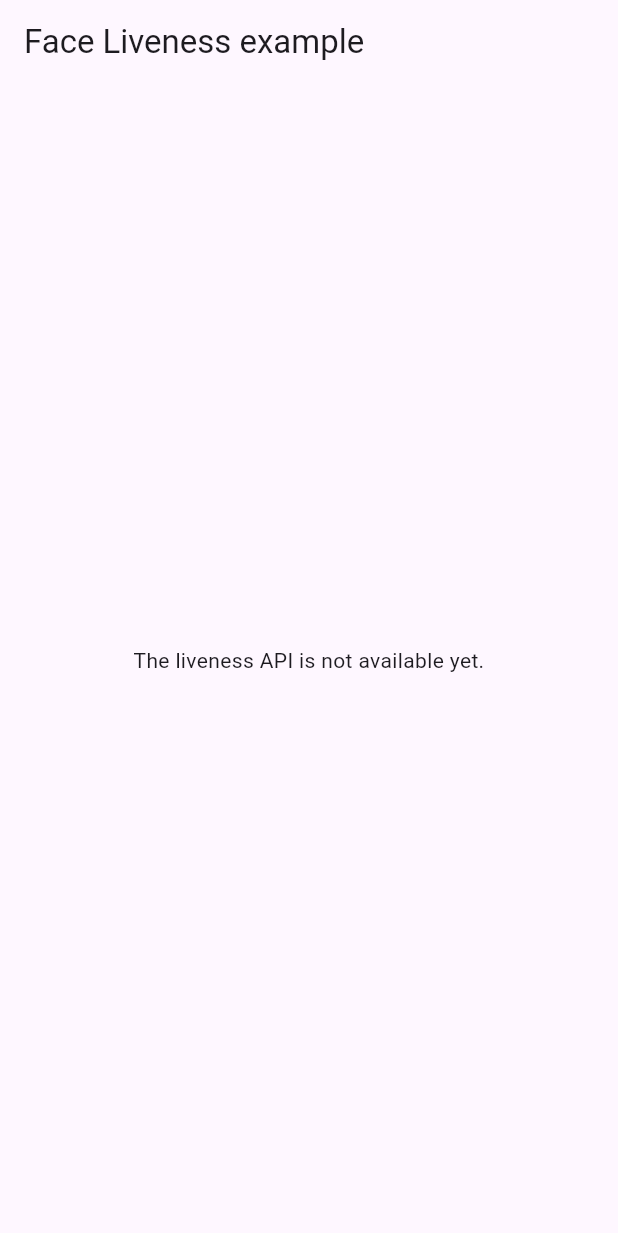
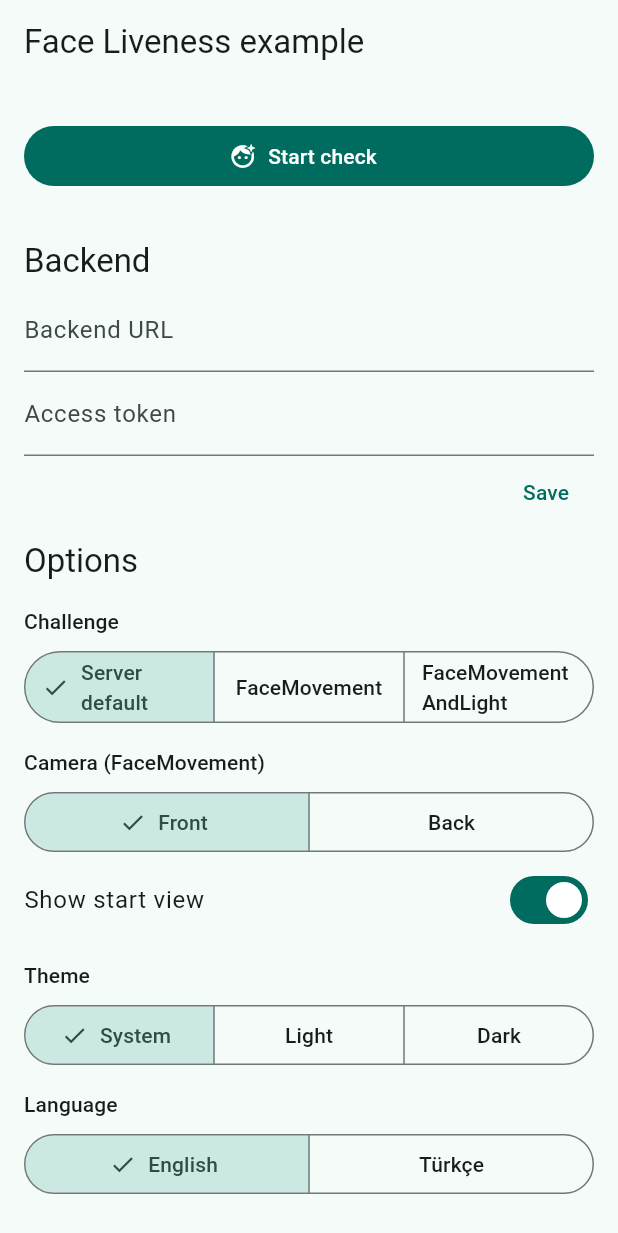
Before and after one commit to mertcandanzz/aws_liveness_for_flutter, a Flutter app: the screen it shows after launch, on a phone screen of 412 x 824 dp. Shown: the top 1233 px of the screen. Run offline on Flutter 3.47's test engine with Material 3 defaults, Android fonts, the light colour scheme and no system bars; our stand-ins replace shared_preferences.

Commit message:
feat(example): replace the placeholder with a Material 3 liveness screen
Options for challenge, camera, start view, theme mode and language (en/tr), an availability check, and a result card showing the backend decision or the typed error with an open-settings action. Try again always creates a new session.

```diff
--- a/example/lib/main.dart
+++ b/example/lib/main.dart
@@ -1,28 +1,50 @@
+import 'package:aws_liveness_for_flutter/aws_liveness_for_flutter.dart';
 import 'package:flutter/material.dart';
+
+import 'src/liveness_page.dart';
+import 'src/settings_store.dart';
+import 'src/strings.dart';
 
 void main() {
   runApp(const ExampleApp());
 }
 
-/// Placeholder until the liveness API lands; see `doc/design.md`.
-class ExampleApp extends StatelessWidget {
-  const ExampleApp({super.key});
+/// Example app for aws_liveness_for_flutter. Needs a running
+/// `examples/backend-express`; enter its URL and token in the app or pass
+/// `--dart-define=LIVENESS_BACKEND_URL=...` and
+/// `--dart-define=LIVENESS_BACKEND_TOKEN=...`.
+class ExampleApp extends StatefulWidget {
+  const ExampleApp({super.key, this.settingsStore});
+
+  /// Overrides persistence, for tests.
+  final SettingsStore? settingsStore;
+
+  @override
+  State<ExampleApp> createState() => _ExampleAppState();
+}
+
+class _ExampleAppState extends State<ExampleApp> {
+  LivenessThemeMode _themeMode = LivenessThemeMode.system;
+  AppLanguage _language = AppLanguage.en;
 
   @override
   Widget build(BuildContext context) {
+    const seed = Color(0xFF00897B);
     return MaterialApp(
       title: 'aws_liveness_for_flutter example',
-      home: Scaffold(
-        appBar: AppBar(title: const Text('Face Liveness example')),
-        body: const Center(
-          child: Padding(
-            padding: EdgeInsets.all(24),
-            child: Text(
-              'The liveness API is not available yet.',
-              textAlign: TextAlign.center,
-            ),
-          ),
-        ),
+      themeMode: switch (_themeMode) {
+        LivenessThemeMode.system => ThemeMode.system,
+        LivenessThemeMode.light => ThemeMode.light,
+        LivenessThemeMode.dark => ThemeMode.dark,
+      },
+      theme: ThemeData(colorSchemeSeed: seed),
+      darkTheme: ThemeData(colorSchemeSeed: seed, brightness: Brightness.dark),
+      home: LivenessPage(
+        strings: Strings(_language),
+        themeMode: _themeMode,
+        onThemeModeChanged: (mode) => setState(() => _themeMode = mode),
+        onLanguageChanged: (language) => setState(() => _language = language),
+        settingsStore: widget.settingsStore,
       ),
     );
   }
--- /dev/null
+++ b/example/lib/src/liveness_page.dart
@@ -0,0 +1,282 @@
+import 'package:aws_liveness_for_flutter/aws_liveness_for_flutter.dart';
+import 'package:flutter/material.dart';
+
+import 'backend_client.dart';
+import 'outcome.dart';
+import 'result_card.dart';
+import 'settings_store.dart';
+import 'strings.dart';
+
+/// Upper bound for one attempt, including the permission prompt and the
+/// start view. Sessions themselves expire after about three minutes.
+const _attemptTimeout = Duration(minutes: 3);
+
+/// Single screen: backend settings, options, start, availability and result.
+class LivenessPage extends StatefulWidget {
+  const LivenessPage({
+    super.key,
+    required this.strings,
+    required this.themeMode,
+    required this.onThemeModeChanged,
+    required this.onLanguageChanged,
+    this.settingsStore,
+  });
+
+  final Strings strings;
+  final LivenessThemeMode themeMode;
+  final ValueChanged<LivenessThemeMode> onThemeModeChanged;
+  final ValueChanged<AppLanguage> onLanguageChanged;
+  final SettingsStore? settingsStore;
+
+  @override
+  State<LivenessPage> createState() => _LivenessPageState();
+}
+
+class _LivenessPageState extends State<LivenessPage> {
+  late final SettingsStore _store = widget.settingsStore ?? SettingsStore();
+  final _urlController = TextEditingController();
+  final _tokenController = TextEditingController();
+
+  LivenessChallenge? _challenge;
+  LivenessCamera _camera = LivenessCamera.front;
+  bool _showStartView = true;
+  LivenessAvailability? _availability;
+  Outcome _outcome = const Idle();
+
+  Strings get _s => widget.strings;
+
+  bool get _isRunning => _outcome is Running;
+
+  @override
+  void initState() {
+    super.initState();
+    _store.load().then((settings) {
+      if (!mounted) return;
+      _urlController.text = settings.url;
+      _tokenController.text = settings.token;
+    });
+  }
+
+  @override
+  void dispose() {
+    _urlController.dispose();
+    _tokenController.dispose();
+    super.dispose();
+  }
+
+  BackendSettings get _settings =>
+      BackendSettings(url: _urlController.text, token: _tokenController.text);
+
+  Future<void> _saveSettings() async {
+    final settings = _settings;
+    final messenger = ScaffoldMessenger.of(context);
+    if (!settings.isComplete) {
+      messenger.showSnackBar(SnackBar(content: Text(_s.invalidSettings)));
+      return;
+    }
+    await _store.save(settings);
+    messenger.showSnackBar(SnackBar(content: Text(_s.saved)));
+  }
+
+  Future<void> _checkAvailability() async {
+    final availability = await AwsLiveness.checkAvailability();
+    if (mounted) setState(() => _availability = availability);
+  }
+
+  /// Runs one attempt with a NEW session every time.
+  Future<void> _start() async {
+    final settings = _settings;
+    final baseUrl = settings.parsedUrl;
+    if (baseUrl == null || settings.token.isEmpty) {
+      ScaffoldMessenger.of(
+        context,
+      ).showSnackBar(SnackBar(content: Text(_s.invalidSettings)));
+      return;
+    }
+
+    final client = BackendClient(baseUrl: baseUrl, token: settings.token);
+    _show(const Running(RunStep.creatingSession));
+    try {
+      final session = await client.createSession(challenge: _challenge);
+      _show(const Running(RunStep.checking));
+      final result = await AwsLiveness.start(
+        LivenessRequest(
+          sessionId: session.sessionId,
+          region: session.region,
+          credentialsProvider: () => client.fetchCredentials(session.sessionId),
+          challengeOptions: LivenessChallengeOptions(
+            faceMovementCamera: _camera,
+          ),
+          showStartView: _showStartView,
+          theme: LivenessTheme(mode: widget.themeMode),
+          timeout: _attemptTimeout,
+        ),
+      );
+      switch (result) {
+        case LivenessCompleted():
+          _show(const Running(RunStep.readingResult));
+          _show(Decided(await client.fetchResult(session.sessionId)));
+        case LivenessCancelled(:final reason):
+          _show(Cancelled(reason));
+        case LivenessFailed(:final error):
+          _show(Failed(error));
+      }
+    } on BackendException catch (error) {
+      _show(BackendFailed(error));
+    } finally {
+      client.close();
+    }
+  }
+
+  void _show(Outcome outcome) {
+    if (mounted) setState(() => _outcome = outcome);
+  }
+
+  @override
+  Widget build(BuildContext context) {
+    final theme = Theme.of(context);
+    return Scaffold(
+      appBar: AppBar(title: Text(_s.title)),
+      body: SafeArea(
+        child: ListView(
+          padding: const EdgeInsets.all(16),
+          children: [
+            ResultCard(
+              outcome: _outcome,
+              strings: _s,
+              onTryAgain: _isRunning ? null : _start,
+              onOpenSettings: AwsLiveness.openAppSettings,
+            ),
+            const SizedBox(height: 8),
+            FilledButton.icon(
+              onPressed: _isRunning ? null : _start,
+              icon: const Icon(Icons.face_retouching_natural),
+              label: Text(_s.start),
+            ),
+            const SizedBox(height: 24),
+            _section(theme, _s.backend),
+            TextField(
+              controller: _urlController,
+              keyboardType: TextInputType.url,
+              autocorrect: false,
+              decoration: InputDecoration(
+                labelText: _s.backendUrl,
+                hintText: _s.backendUrlHint,
+              ),
+            ),
+            TextField(
+              controller: _tokenController,
+              obscureText: true,
+              autocorrect: false,
+              enableSuggestions: false,
+              decoration: InputDecoration(labelText: _s.token),
+            ),
+            Align(
+              alignment: Alignment.centerRight,
+              child: TextButton(onPressed: _saveSettings, child: Text(_s.save)),
+            ),
+            _section(theme, _s.options),
+            _label(theme, _s.challenge),
+            SegmentedButton<LivenessChallenge?>(
+              segments: [
+                ButtonSegment(value: null, label: Text(_s.challengeServer)),
+                ButtonSegment(
+                  value: LivenessChallenge.faceMovement,
+                  label: Text(_s.challengeMovement),
+                ),
+                ButtonSegment(
+                  value: LivenessChallenge.faceMovementAndLight,
+                  label: Text(_s.challengeMovementLight),
+                ),
+              ],
+              selected: {_challenge},
+              onSelectionChanged: (s) => setState(() => _challenge = s.first),
+            ),
+            if (_challenge == LivenessChallenge.faceMovementAndLight)
+              Padding(
+                padding: const EdgeInsets.only(top: 4),
+                child: Text(
+                  _s.photosensitivity,
+                  style: theme.textTheme.bodySmall,
+                ),
+              ),
+            _label(theme, _s.camera),
+            SegmentedButton<LivenessCamera>(
+              segments: [
+                ButtonSegment(
+                  value: LivenessCamera.front,
+                  label: Text(_s.front),
+                ),
+                ButtonSegment(value: LivenessCamera.back, label: Text(_s.back)),
+              ],
+              selected: {_camera},
+              onSelectionChanged: (s) => setState(() => _camera = s.first),
+            ),
+            SwitchListTile(
+              contentPadding: EdgeInsets.zero,
+              title: Text(_s.startView),
+              value: _showStartView,
+              onChanged: (value) => setState(() => _showStartView = value),
+            ),
+            _label(theme, _s.theme),
+            SegmentedButton<LivenessThemeMode>(
+              segments: [
+                ButtonSegment(
+                  value: LivenessThemeMode.system,
+                  label: Text(_s.system),
+                ),
+                ButtonSegment(
+                  value: LivenessThemeMode.light,
+                  label: Text(_s.light),
+                ),
+                ButtonSegment(
+                  value: LivenessThemeMode.dark,
+                  label: Text(_s.dark),
+                ),
+              ],
+              selected: {widget.themeMode},
+              onSelectionChanged: (s) => widget.onThemeModeChanged(s.first),
+            ),
+            _label(theme, _s.languageLabel),
+            SegmentedButton<AppLanguage>(
+              segments: [
+                for (final language in AppLanguage.values)
+                  ButtonSegment(value: language, label: Text(language.label)),
+              ],
+              selected: {_s.language},
+              onSelectionChanged: (s) => widget.onLanguageChanged(s.first),
+            ),
+            const SizedBox(height: 24),
+            OutlinedButton(
+              onPressed: _checkAvailability,
+              child: Text(_s.checkAvailability),
+            ),
+            if (_availability case final availability?)
+              ListTile(
+                contentPadding: EdgeInsets.zero,
+                leading: Icon(
+                  availability.isAvailable ? Icons.check_circle : Icons.block,
+                ),
+                title: Text(
+                  availability.isAvailable ? _s.available : _s.unavailable,
+                ),
+                subtitle: availability.reason == null
+                    ? null
+                    : Text(availability.reason!.name),
+              ),
+          ],
+        ),
+      ),
+    );
+  }
+
+  Widget _section(ThemeData theme, String text) => Padding(
+    padding: const EdgeInsets.only(top: 8, bottom: 4),
+    child: Text(text, style: theme.textTheme.titleLarge),
+  );
+
+  Widget _label(ThemeData theme, String text) => Padding(
+    padding: const EdgeInsets.only(top: 12, bottom: 6),
+    child: Text(text, style: theme.textTheme.labelLarge),
+  );
+}
--- /dev/null
+++ b/example/lib/src/outcome.dart
@@ -0,0 +1,51 @@
+import 'package:aws_liveness_for_flutter/aws_liveness_for_flutter.dart';
+
+import 'backend_client.dart';
+
+/// What the result card shows.
+sealed class Outcome {
+  const Outcome();
+}
+
+/// Nothing has run yet.
+class Idle extends Outcome {
+  const Idle();
+}
+
+/// Steps of a running check.
+enum RunStep { creatingSession, checking, readingResult }
+
+/// A check is running.
+class Running extends Outcome {
+  const Running(this.step);
+
+  final RunStep step;
+}
+
+/// The backend decided the finished check.
+class Decided extends Outcome {
+  const Decided(this.decision);
+
+  final BackendDecision decision;
+}
+
+/// The check was cancelled.
+class Cancelled extends Outcome {
+  const Cancelled(this.reason);
+
+  final LivenessCancelReason reason;
+}
+
+/// The plugin reported a failure.
+class Failed extends Outcome {
+  const Failed(this.error);
+
+  final LivenessError error;
+}
+
+/// A backend call failed.
+class BackendFailed extends Outcome {
+  const BackendFailed(this.error);
+
+  final BackendException error;
+}
--- /dev/null
+++ b/example/lib/src/strings.dart
@@ -0,0 +1,79 @@
+/// UI language of the example app.
+///
+/// Only the example's own text follows this setting. The native liveness
+/// screen follows the device language.
+enum AppLanguage {
+  en('English'),
+  tr('Türkçe');
+
+  const AppLanguage(this.label);
+
+  final String label;
+}
+
+/// The example app's text in [AppLanguage].
+class Strings {
+  const Strings(this.language);
+
+  final AppLanguage language;
+
+  bool get _tr => language == AppLanguage.tr;
+
+  String get title => _tr ? 'Yüz canlılık örneği' : 'Face Liveness example';
+  String get backend => 'Backend';
+  String get backendUrl => _tr ? 'Backend adresi' : 'Backend URL';
+  String get backendUrlHint => 'http://localhost:8787';
+  String get token => _tr ? 'Erişim anahtarı' : 'Access token';
+  String get save => _tr ? 'Kaydet' : 'Save';
+  String get saved => _tr ? 'Kaydedildi' : 'Saved';
+  String get invalidSettings => _tr
+      ? 'Geçerli bir http(s) adresi ve anahtar girin.'
+      : 'Enter a valid http(s) URL and a token.';
+  String get options => _tr ? 'Seçenekler' : 'Options';
+  String get challenge => _tr ? 'Görev' : 'Challenge';
+  String get challengeServer => _tr ? 'Sunucu seçsin' : 'Server default';
+  String get challengeMovement => 'FaceMovement';
+  String get challengeMovementLight => 'FaceMovementAndLight';
+  String get photosensitivity => _tr
+      ? 'FaceMovementAndLight ekranda renkli ışıklar yakıp söndürür.'
+      : 'FaceMovementAndLight flashes coloured light on screen.';
+  String get camera => _tr ? 'Kamera (FaceMovement)' : 'Camera (FaceMovement)';
+  String get front => _tr ? 'Ön' : 'Front';
+  String get back => _tr ? 'Arka' : 'Back';
+  String get startView => _tr ? 'Giriş ekranını göster' : 'Show start view';
+  String get theme => _tr ? 'Tema' : 'Theme';
+  String get system => _tr ? 'Sistem' : 'System';
+  String get light => _tr ? 'Açık' : 'Light';
+  String get dark => _tr ? 'Koyu' : 'Dark';
+  String get languageLabel => _tr ? 'Dil' : 'Language';
+  String get start => _tr ? 'Kontrolü başlat' : 'Start check';
+  String get tryAgain => _tr ? 'Yeniden dene' : 'Try again';
+  String get checkAvailability =>
+      _tr ? 'Kullanılabilirliği kontrol et' : 'Check availability';
+  String get available => _tr ? 'Kullanılabilir' : 'Available';
+  String get unavailable => _tr ? 'Kullanılamıyor' : 'Unavailable';
+  String get openSettings => _tr ? 'Ayarları aç' : 'Open settings';
+  String get creatingSession =>
+      _tr ? 'Oturum oluşturuluyor…' : 'Creating session…';
+  String get checking => _tr ? 'Kontrol sürüyor…' : 'Check in progress…';
+  String get readingResult => _tr
+      ? 'Sonuç backend’den alınıyor…'
+      : 'Reading the result from the backend…';
+  String get live => _tr ? 'Canlı' : 'Live';
+  String get notLive => _tr ? 'Canlı değil' : 'Not live';
+  String get decidedByBackend =>
+      _tr ? 'Karar backend tarafından verildi.' : 'Decided by the backend.';
+  String get status => _tr ? 'Durum' : 'Status';
+  String get confidence => _tr ? 'Güven' : 'Confidence';
+  String get cancelled => _tr ? 'İptal edildi' : 'Cancelled';
+  String get byUser => _tr ? 'kullanıcı' : 'user';
+  String get byApp => _tr ? 'uygulama' : 'app';
+  String get failed => _tr ? 'Başarısız' : 'Failed';
+  String get category => _tr ? 'Kategori' : 'Category';
+  String get retryable => _tr ? 'Yeniden denenebilir' : 'Retryable';
+  String get yes => _tr ? 'evet' : 'yes';
+  String get no => _tr ? 'hayır' : 'no';
+  String get recovery => _tr ? 'Öneri' : 'Recovery';
+  String get nativeDetails => _tr ? 'Native ayrıntılar' : 'Native details';
+  String get backendError => _tr ? 'Backend hatası' : 'Backend error';
+}
```
Also changed, not shown: example/lib/src/result_card.dart (added, +158 -0 lines), 1 other file.
